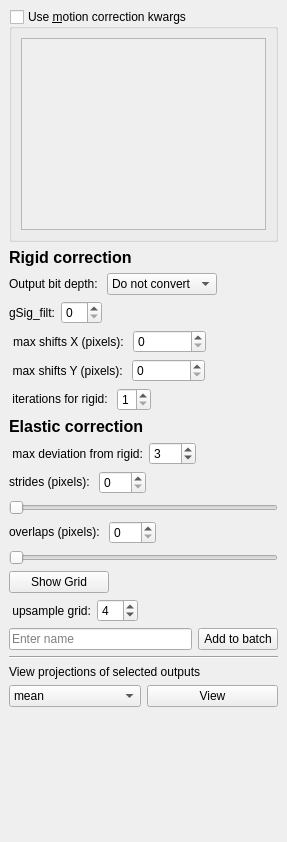
Qt form mesmerize/viewer/modules/ui_files/caiman_motion_correction.ui (kushalkolar/MESmerize) before a commit.
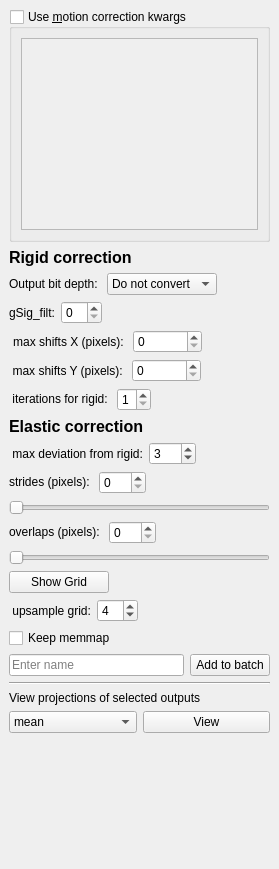
The same form after that commit.

Commit message: see #59 checkbox for keeping memmap in caiman viewer modules

The edit to the form file:
```diff
--- a/mesmerize/viewer/modules/ui_files/caiman_motion_correction.ui
+++ b/mesmerize/viewer/modules/ui_files/caiman_motion_correction.ui
@@ -6,8 +6,8 @@
    <rect>
     <x>0</x>
     <y>0</y>
-    <width>287</width>
-    <height>842</height>
+    <width>279</width>
+    <height>869</height>
    </rect>
   </property>
   <property name="floating">
@@ -507,6 +507,13 @@
       </item>
      </layout>
     </item>
+    <item>
+     <widget class="QCheckBox" name="checkBoxKeepMemmap">
+      <property name="text">
+       <string>Keep memmap</string>
+      </property>
+     </widget>
+    </item>
     <item>
      <layout class="QHBoxLayout" name="horizontalLayout_20">
       <item>
```
Left out of the diff: 3 changed lines with no effect on the pictures. The commit also changes 11 other files.
